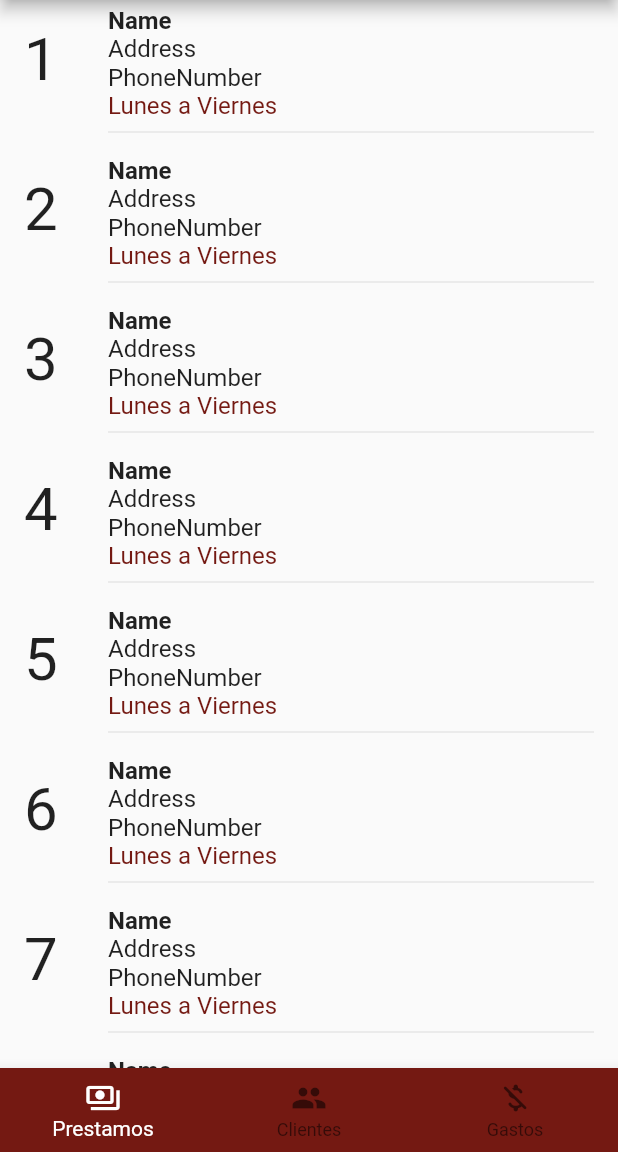
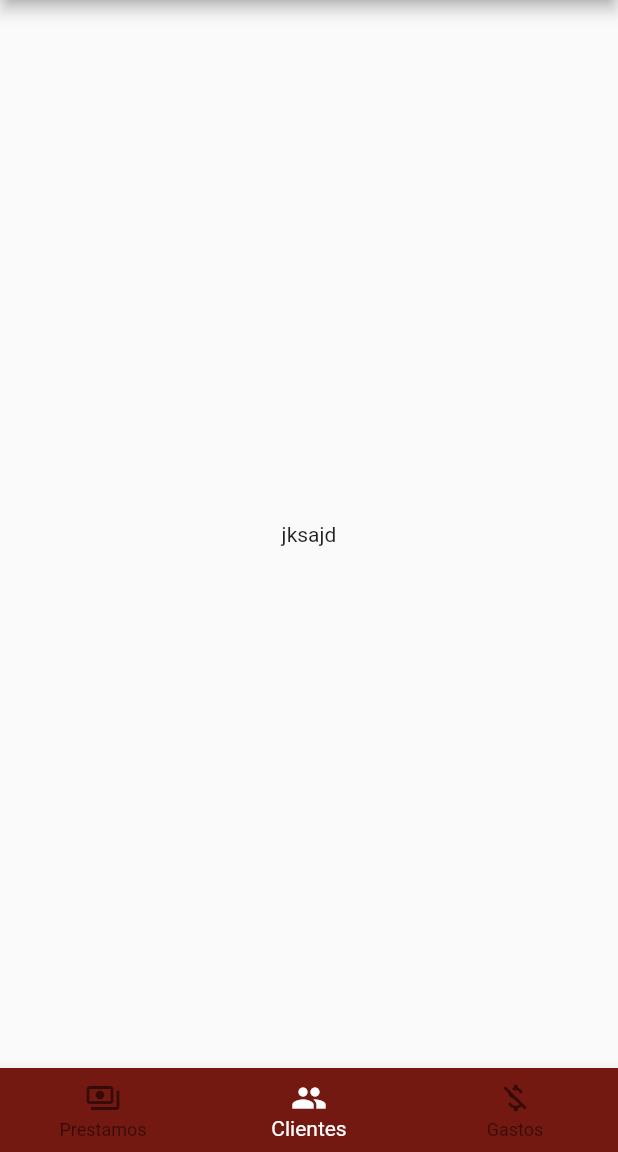
Before and after one commit to XAatroxX/App, a Flutter app: the screen it shows after launch, after a tap on "Iniciar seción", on a phone screen of 412 x 824 dp, the part 84-1236 px from its top. Run offline on Flutter 3.47's test engine with Material 2 defaults, Android fonts, the phone set to English and light mode, and no system bars.

Commit message:
Navigation bar funcional

```diff
--- a/lib/main.dart
+++ b/lib/main.dart
@@ -1,5 +1,7 @@
+import 'package:aatrox_app/provider/navigation_bar_current.dart';
 import 'package:aatrox_app/screens/screens.dart';
 import 'package:flutter/material.dart';
+import 'package:provider/provider.dart';
 
 void main() => runApp(const MyApp());
 
@@ -8,7 +10,11 @@ class MyApp extends StatelessWidget {
 
   @override
   Widget build(BuildContext context) {
-    return MaterialApp(
+    return MultiProvider(
+      providers:[
+        ChangeNotifierProvider(create: (context) => NavigationBarCurrent(),)
+      ],
+      child: MaterialApp(
         debugShowCheckedModeBanner: false,
         title: 'Material App',
         initialRoute: 'login',
@@ -18,11 +24,12 @@ class MyApp extends StatelessWidget {
           'dataLoan':(context) => DataLoan()
         },
         theme: ThemeData.light().copyWith(
-        appBarTheme: AppBarTheme(
+          appBarTheme: const AppBarTheme(
             color: Color.fromARGB(255, 116, 25, 18)
           ),
 
         ),
+      ),
     );
   }
 }
--- /dev/null
+++ b/lib/provider/navigation_bar_current.dart
@@ -0,0 +1,17 @@
+
+import 'package:flutter/material.dart';
+
+class NavigationBarCurrent extends ChangeNotifier{
+
+  int _currentIndex = 1;
+
+  int get currentIndex{
+    return _currentIndex;
+  }
+
+  set currentIndex(int index){
+    _currentIndex = index;
+    notifyListeners();
+  }
+
+}
--- /dev/null
+++ b/lib/screens/clients_screen.dart
@@ -0,0 +1,11 @@
+import 'package:aatrox_app/widgets/widgets.dart';
+import 'package:flutter/material.dart';
+
+class ClientsScreen extends StatelessWidget {
+  const ClientsScreen({super.key});
+
+  @override
+  Widget build(BuildContext context) {
+    return Center(child: Text('jksajd'));
+  }
+}
--- a/lib/screens/home_screen.dart
+++ b/lib/screens/home_screen.dart
@@ -1,5 +1,9 @@
+import 'package:aatrox_app/screens/screens.dart';
 import 'package:aatrox_app/widgets/widgets.dart';
 import 'package:flutter/material.dart';
+import 'package:provider/provider.dart';
+
+import '../provider/navigation_bar_current.dart';
 
 class HomeScreen extends StatelessWidget {
   const HomeScreen({super.key});
@@ -10,17 +14,31 @@ class HomeScreen extends StatelessWidget {
       appBar: AppBar(
         title: Text('Aatrox', style: TextStyle(fontWeight: FontWeight.bold),),
       ),
-      body: ListViewBuilder(),
-      bottomNavigationBar: BottomNavigationBar(
-        backgroundColor: const Color.fromARGB(255, 116, 25, 18),
-        selectedItemColor: Colors.white,
-
-       items: [
-        BottomNavigationBarItem(icon: Icon(Icons.payments_outlined), label: 'Prestamos'),
-        BottomNavigationBarItem(icon: Icon(Icons.people), label: 'Clientes'),
-        BottomNavigationBarItem(icon: Icon(Icons.money_off_csred_rounded), label: 'Gastos'),
-       ],
-      )
+      body: _HomeScreenBody(),
+      bottomNavigationBar: CustomButtonNavitaionBar()
     );
   }
 }
+
+class _HomeScreenBody extends StatelessWidget {
+  const _HomeScreenBody({super.key});
+
+  @override
+  Widget build(BuildContext context) {
+
+    final provider = Provider.of<NavigationBarCurrent>(context);
+    final currentIndex =provider.currentIndex;
+
+    switch( currentIndex ){
+      case 0:
+        return ListViewBuilder();
+
+      case 1:
+        return ClientsScreen();
+
+
+      default:
+        return ListViewBuilder();
+    }
+  }
+}
--- a/lib/screens/screens.dart
+++ b/lib/screens/screens.dart
@@ -1,3 +1,5 @@
+export 'package:aatrox_app/screens/clients_screen.dart';
+
 export 'package:aatrox_app/screens/data_loan.dart';
 
 export 'package:aatrox_app/screens/home_screen.dart';
--- /dev/null
+++ b/lib/widgets/custom_bottom_navigation_bar.dart
@@ -0,0 +1,29 @@
+import 'package:flutter/material.dart';
+import 'package:provider/provider.dart';
+
+import '../provider/navigation_bar_current.dart';
+
+class CustomButtonNavitaionBar extends StatelessWidget {
+  const CustomButtonNavitaionBar({super.key});
+
+  @override
+  Widget build(BuildContext context) {
+
+    final navigation = Provider.of<NavigationBarCurrent>(context);
+
+    return BottomNavigationBar(
+      currentIndex: navigation.currentIndex,
+      backgroundColor: const Color.fromARGB(255, 116, 25, 18),
+      selectedItemColor: Colors.white,
+      onTap: (value) {
+        navigation.currentIndex = value;
+      },
+
+      items: const [
+          BottomNavigationBarItem(icon: Icon(Icons.payments_outlined), label: 'Prestamos'),
+          BottomNavigationBarItem(icon: Icon(Icons.people), label: 'Clientes'),
+          BottomNavigationBarItem(icon: Icon(Icons.money_off_csred_rounded), label: 'Gastos'),
+      ],
+    );
+  }
+}
--- a/lib/widgets/list_view_builder.dart
+++ b/lib/widgets/list_view_builder.dart
@@ -13,14 +13,27 @@ class ListViewBuilder extends StatelessWidget {
             onTap: () => Navigator.pushNamed(context, 'dataLoan'),
             leading: Text('${index+1}', style: TextStyle(fontSize: 40),),
             title: Container(
-              child: Column(
+              child: const Column(
                 crossAxisAlignment: CrossAxisAlignment.start,
                 children: [
 
                   Text('Name', style: TextStyle(fontWeight: FontWeight.bold)),
                   Text('Address'),
                   Text('PhoneNumber'),
-                  Text('Lunes a Viernes', style: TextStyle(color: const Color.fromARGB(255, 116, 25, 18),),),
+                  Row(
+                    mainAxisAlignment: MainAxisAlignment.spaceBetween,
+                    children: [
+                      Text('Lunes a Viernes', style: TextStyle(color: Color.fromARGB(255, 116, 25, 18),),),
+                      Row(
+                        children: [
+                          Icon(Icons.coronavirus_rounded),
+                          Text('Codigo', style: TextStyle(color: Color.fromARGB(255, 116, 25, 18),),),
+                        ],
+                      )
+
+                    ],
+                  ),
+
                   Divider()
                 ],
               ),
--- a/lib/widgets/widgets.dart
+++ b/lib/widgets/widgets.dart
@@ -1 +1,3 @@
+export 'package:aatrox_app/widgets/custom_bottom_navigation_bar.dart';
+
 export 'package:aatrox_app/widgets/list_view_builder.dart';
```
Also changed, not shown: pubspec.yaml (+22 -6 lines), assets/aatrox_icon.png (added), pubspec.lock, 51 other files. Lines whose indentation alone changed are shown as unchanged.
